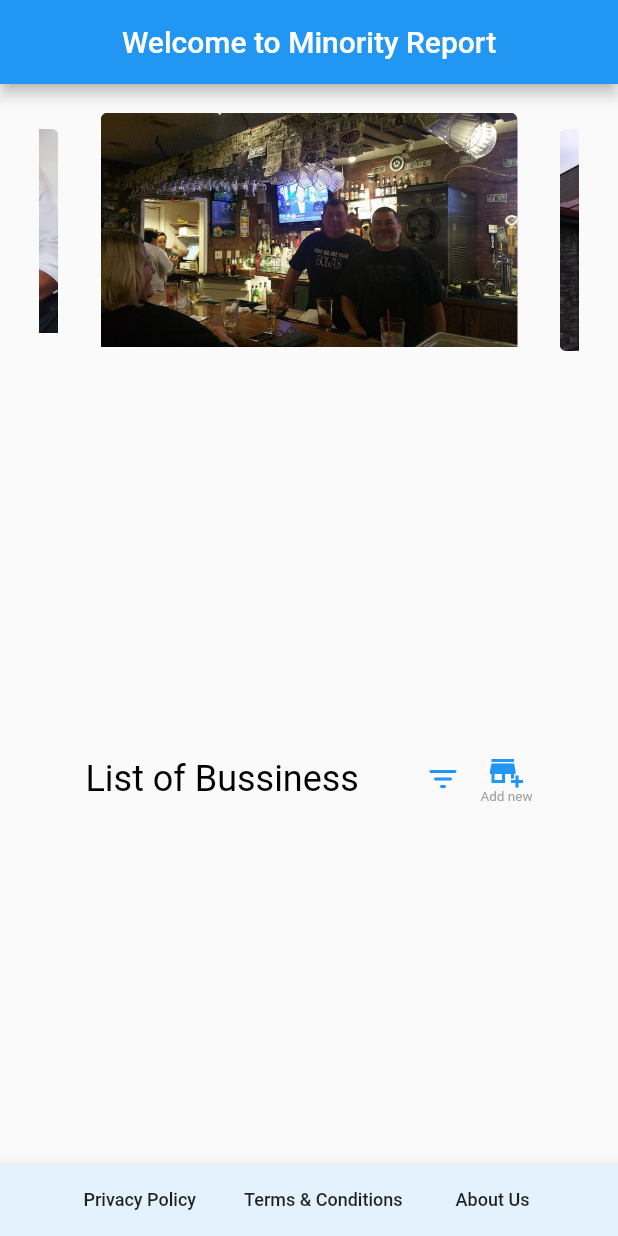
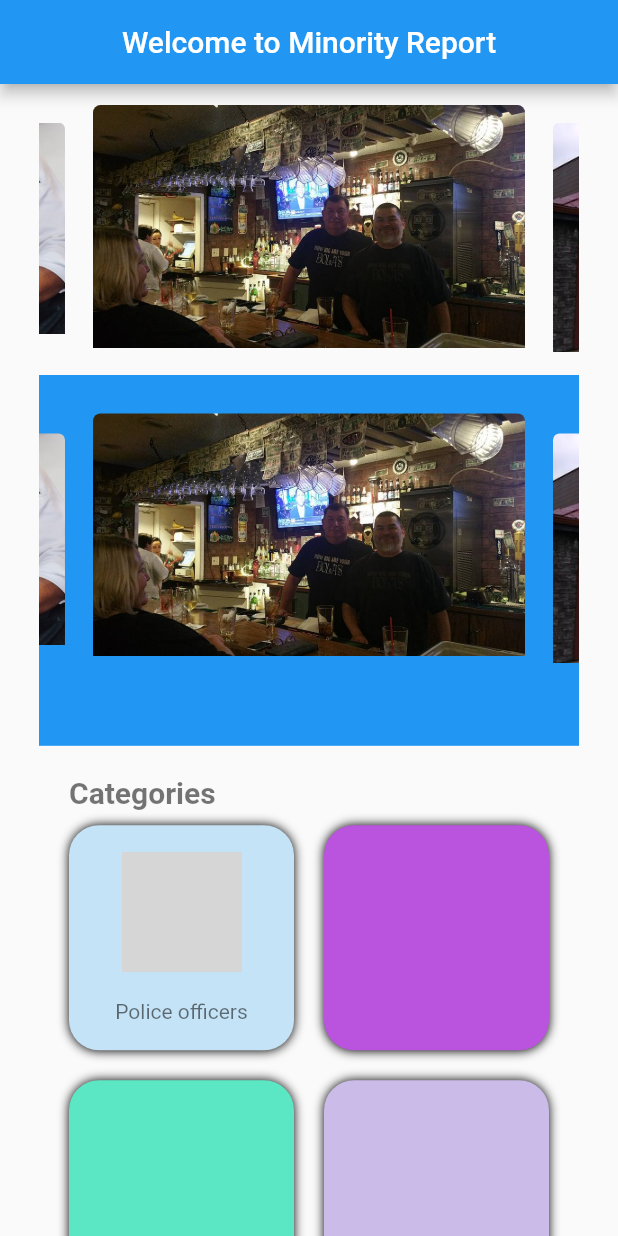
Before and after one commit to hiahmad30/SrsMinorityReportApp, a Flutter app: the screen it shows after launch, on a phone screen of 412 x 824 dp. Run offline on Flutter 3.47's test engine with Material 2 defaults, Android fonts, the phone set to English and light mode, and no system bars; drawn by our look-alikes of carousel_slider; our stand-ins replace cloud_firestore, file_picker, firebase_auth, firebase_core, firebase_storage, flutter_rating_bar and 4 more; accounts and stored records are empty; Roboto replaces fonts that are missing (Aclonica, Amiko, Ubuntu); grey boxes are pictures that could not be loaded.

Commit message:
after conflict

```diff
--- a/lib/Pages/First_Page.dart
+++ b/lib/Pages/First_Page.dart
@@ -1,7 +1,5 @@
-import 'package:cloud_firestore/cloud_firestore.dart';
 import 'package:flutter/material.dart';
 import 'package:carousel_slider/carousel_slider.dart';
-import 'package:flutter_rating_bar/flutter_rating_bar.dart';
 import 'package:google_fonts/google_fonts.dart';
 import 'package:minorityreport/Utils/Consts.dart';
 import 'DetailPage.dart';
@@ -25,12 +23,15 @@ class _FirstPageState extends State<FirstPage> {
   final List<Widget> imageSliders = imgList
       .map((item) => Container(
             child: Container(
-              margin: EdgeInsets.all(5),
+              margin: EdgeInsets.all(0),
               child: ClipRRect(
                   borderRadius: BorderRadius.all(Radius.circular(5.0)),
                   child: Stack(
                     children: <Widget>[
-                      Image.asset(item, fit: BoxFit.cover, width: 1000.0),
+                      Image.asset(
+                        item,
+                        fit: BoxFit.cover,
+                      ), // width: 1000.0),
                       Positioned(
                         bottom: 0.0,
                         left: 0.0,
@@ -76,13 +77,6 @@ class _FirstPageState extends State<FirstPage> {
           actions: [
             Padding(
               padding: const EdgeInsets.all(8.0),
-            // child: InkWell(
-            //     onTap: () {
-            //       if (u_id != null) Navigator.pushNamed(context, '/AddList');
-            //       //  else
-            //       //    Alert(context: context, title: "Login First");
-            //     },
-            //     child: Icon(Icons.add_comment)),
             )
           ],
           backgroundColor: MyColors.PrimaryColor,
@@ -104,224 +98,231 @@ class _FirstPageState extends State<FirstPage> {
                     mainAxisSize: MainAxisSize.max,
                     mainAxisAlignment: MainAxisAlignment.spaceEvenly,
                     children: [
+                      Container(
+                          padding: EdgeInsets.only(top: 10),
+                          height: MediaQuery.of(context).size.height * 0.3,
+                          color: MyColors.PrimaryColor,
+                          child: CarouselSlider(
+                            options: CarouselOptions(
+                              autoPlay: true,
+                              aspectRatio: 2,
+                              enlargeCenterPage: true,
+                              enlargeStrategy: CenterPageEnlargeStrategy.scale,
+                            ),
+                            items: imageSliders,
+                          )),
+
+                      SingleChildScrollView(
+                        child: Column(
+                          children: [
                             SizedBox(
-                  height: 10,
+                              height: 20,
                             ),
                             Row(
-                  mainAxisAlignment: MainAxisAlignment.spaceEvenly,
                               children: [
-                    Container(
-                        child: Text(
-                      "List of Bussiness",
-                      style:
-                          GoogleFonts.ubuntu(fontSize: 24, color: Colors.black),
-                    )),
-                    Row(
-                      children: [
-                        Container(
-                          width: 50,
-                          child: InkWell(
-                            hoverColor: MyColors.PrimaryColor,
-                            onTap: () async {
-                              await showMyDialog(
-                                  context, "Alert", "Filter is comming soon");
-                            },
-                            child: Icon(
-                              Icons.filter_list_rounded,
-                              color: MyColors.PrimaryColor,
-                              semanticLabel: "Filter List",
-                            ),
-                          ),
-                        ),
-                        InkWell(
-                            onTap: () async {
-                              if (u_id == "" || u_id == null) {
-                                await showMyDialog(
-                                    context, "Alert", "Please Login First");
-                                Navigator.pushReplacement(
-                                    context,
-                                    MaterialPageRoute(
-                                        builder: (context) => LoginPage()));
-                              } else {
-                                Navigator.pushNamed(context, '/AddList');
-                              }
-                            },
-                            child: Column(
-                              children: [
-                                Icon(
-                                  Icons.add_business,
-                                  color: MyColors.PrimaryColor,
+                                SizedBox(
+                                  width: 20,
                                 ),
                                 Text(
-                                  "Add new",
-                                  style: TextStyle(
-                                      color: Colors.grey, fontSize: 9),
-                                ),
-                              ],
-                            )),
-                      ],
+                                  "Categories",
+                                  style: GoogleFonts.ubuntu(
+                                      fontSize: 20,
+                                      fontWeight: FontWeight.bold),
                                 )
                               ],
                             ),
-                SizedBox(
-                  height: 10,
-                ),
-                SingleChildScrollView(
-                    child: Column(
-                  children: [
-                    Row(
-                      mainAxisAlignment: MainAxisAlignment.spaceEvenly,
+                            Padding(
+                              padding: const EdgeInsets.only(top: 10.0),
+                              child: Row(
+                                mainAxisAlignment:
+                                    MainAxisAlignment.spaceEvenly,
                                 children: [
                                   Container(
-                          height: 40,
-                          color: Color(0xff59d4e8),
+                                    child: Column(
+                                      mainAxisAlignment:
+                                          MainAxisAlignment.spaceEvenly,
+                                      children: [
+                                        Image.asset(
+                                          'lib/assets/police.png',
+                                          width: 80,
                                         ),
+                                        Text(
+                                          'Police officers',
+                                          style: GoogleFonts.amiko(),
+                                        )
                                       ],
                                     ),
-                  ],
-                )),
+                                    height: 150,
+                                    width: 150,
+                                    decoration: BoxDecoration(
+                                      borderRadius: BorderRadius.circular(20),
+                                      color: Color(
+                                        0xffc5e3f6,
+                                      ),
+                                      boxShadow: [
+                                        BoxShadow(
+                                            color: Colors.black,
+
+                                            // spreadRadius: 1,
+
+                                            blurRadius: 5),
                                       ],
                                     ),
                                   ),
+                                  Container(
+                                    height: 150,
+                                    width: 150,
+                                    decoration: BoxDecoration(
+                                      borderRadius: BorderRadius.circular(20),
+                                      color: Color(0xffba53de),
+                                      boxShadow: [
+                                        BoxShadow(
+                                            color: Colors.black,
+
+                                            // spreadRadius: 1,
+
+                                            blurRadius: 5),
+                                      ],
                                     ),
-      ),
-      bottomNavigationBar: MyButtons.footer(context),
-    );
-  }
-
-  Widget _CardList(BuildContext context, DocumentSnapshot document) {
-    var a = document.get("photoUrl");
-    bool avail;
-    if (a != null) {
-      avail = true;
-    } else {
-      avail = false;
-    }
-
-    return Container(
-      margin: EdgeInsets.all(8),
-      //height: MediaQuery.of(context).size.height * 0.1,
-      decoration: new BoxDecoration(
-        borderRadius: BorderRadius.circular(20),
-
-        //  color: const Color(0xff7c94b6),
-        image: new DecorationImage(
-          fit: BoxFit.cover,
-          colorFilter: new ColorFilter.mode(
-              Colors.black.withOpacity(0.6), BlendMode.darken),
-          image:
-              new NetworkImage(avail ? document.get("photoUrl") : testImageUrl),
-        ),
-      ),
-      child: Column(
-        mainAxisAlignment: MainAxisAlignment.end,
-        children: [
-          ListTile(
-            //  focusColor: Colors.black,
-            // leading: Icon(Icons.arrow_drop_down_circle),
-            onTap: () => Navigator.push(
-                context,
-                MaterialPageRoute(
-                    builder: (context) =>
-                        DetailPage(documentSnapshot: document))),
-            title: Column(
-              // mainAxisAlignment: MainAxisAlignment.start,
-              crossAxisAlignment: CrossAxisAlignment.start,
-              children: [
-                Text(
-                  document.get("BussinessName").toString(),
-                  style: TextStyle(
-                    color: Colors.white,
-                    fontSize: 20,
-                  ),
-                ),
-                SizedBox(
-                  height: 10,
                                   )
                                 ],
                               ),
-            subtitle: Column(
+                            ),
+                            Padding(
+                              padding: const EdgeInsets.only(top: 20.0),
+                              child: Row(
+                                mainAxisAlignment:
+                                    MainAxisAlignment.spaceEvenly,
                                 children: [
-                Row(
-                  crossAxisAlignment: CrossAxisAlignment.start,
+                                  Container(
+                                    decoration: BoxDecoration(
+                                      borderRadius: BorderRadius.circular(20),
+                                      color: Color(
+                                        0xff5be7c4,
+                                      ),
+                                      boxShadow: [
+                                        BoxShadow(
+                                            color: Colors.black,
+
+                                            // spreadRadius: 1,
+
+                                            blurRadius: 5),
+                                      ],
+                                    ),
+                                    height: 150,
+                                    width: 150,
+                                  ),
+                                  Container(
+                                    height: 150,
+                                    width: 150,
+                                    decoration: BoxDecoration(
+                                      borderRadius: BorderRadius.circular(20),
+                                      color: Color(0xffcabbe9),
+                                      boxShadow: [
+                                        BoxShadow(
+                                            color: Colors.black,
+
+                                            // spreadRadius: 1,
+
+                                            blurRadius: 5),
+                                      ],
+                                    ),
+                                  )
+                                ],
+                              ),
+                            ),
+                            Padding(
+                              padding: const EdgeInsets.only(top: 20.0),
+                              child: Row(
+                                mainAxisAlignment:
+                                    MainAxisAlignment.spaceEvenly,
                                 children: [
-                    Icon(
-                      Icons.home,
-                      color: MyColors.listp1Font,
+                                  Container(
+                                    decoration: BoxDecoration(
+                                      borderRadius: BorderRadius.circular(20),
+                                      color: Color(0xff30e3ca),
+                                      boxShadow: [
+                                        BoxShadow(
+                                            color: Colors.black,
+
+                                            // spreadRadius: 1,
+
+                                            blurRadius: 5),
+                                      ],
                                     ),
-                    SizedBox(
-                      width: 5,
+                                    height: 150,
+                                    width: 150,
                                   ),
-                    Flexible(
-                      child: Text(
-                        "Line 1:" + document.get("Address").toString(),
-                        style: TextStyle(
-                          color: MyColors.listp1Font,
-                          fontSize: 16,
+                                  Container(
+                                    decoration: BoxDecoration(
+                                      borderRadius: BorderRadius.circular(20),
+                                      color: Color(0xfff8d0b0),
+                                      boxShadow: [
+                                        BoxShadow(
+                                            color: Colors.black,
+
+                                            // spreadRadius: 1,
+
+                                            blurRadius: 5),
+                                      ],
                                     ),
+                                    height: 150,
+                                    width: 150,
+                                  )
+                                ],
                               ),
                             ),
                           ],
                         ),
-                Row(
-                  children: [
-                    Icon(
-                      Icons.phone,
-                      color: MyColors.listp1Font,
                       ),
-                    SizedBox(
-                      width: 5,
-                    ),
-                    Text(
-                      document.get("Contact"),
-                      style: TextStyle(color: MyColors.listp1Font),
-                    )
-                  ],
-                )
+
+                      // SizedBox(
+
+                      //   height: MediaQuery.of(context).size.height * 0.1,
+
+                      // ),
+
+                      // MyButtons.myButton("Search Form", context, RatingList()),
+
+                      // SizedBox(
+
+                      //   height: MediaQuery.of(context).size.height * 0.01,
+
+                      // ),
+
+                      // MyButtons.myButton("Register", context, SignupPage()),
+
+                      // SizedBox(
+
+                      //   height: MediaQuery.of(context).size.height * 0.01,
+
+                      // ),
+
+                      // MyButtons.myButton("Login", context, LoginPage()),
+
+                      // SizedBox(
+
+                      //   height: MediaQuery.of(context).size.height * 0.01,
+
+                      // ),
+
+                      // MyButtons.myButton("Anonymous", context, LoginPage()),
+
+                      // SizedBox(
+
+                      //   height: MediaQuery.of(context).size.height * 0.01,
+
+                      // ),
+
+                      //   SizedBox(
+
+                      //     height: MediaQuery.of(context).size.height * 0.01,
+
+                      //   ),
+
+                      //  // MyButtons.myButton("Imei", context, ImeiPage()),
                     ],
                   ),
-          ),
-
-          ButtonBar(
-            alignment: MainAxisAlignment.start,
-            children: [
-              SizedBox(
-                width: 5,
-              ),
-              RatingBarIndicator(
-                  rating: double.parse((document.get("rating").toString())),
-                  itemBuilder: (context, index) => Icon(
-                        Icons.star,
-                        color: Colors.amber,
-                      ),
-                  itemCount: 5,
-                  itemSize: 14.0,
-                  unratedColor: Colors.white10.withAlpha(50),
-                  direction: Axis.horizontal //: Axis.horizontal,
-                  ),
-              SizedBox(
-                width: MediaQuery.of(context).size.width * 0.01,
-              ),
-              // RaisedButton(
-              //   textColor: MyColors.PrimaryColor,
-              //   onPressed: () {
-              //     // Perform some action
-              //   },
-              //   child: const Text('Edit'),
-              // ),
-              // RaisedButton(
-              //   textColor: MyColors.PrimaryColor,
-              //   onPressed: () {
-              //     // Perform some action
-              //   },
-              //   child: const Text('Rate Business'),
-              // ),
-            ],
-          ),
-          //  Image.asset('assets/card-sample-image.jpg'),
-          //Image.asset('assets/card-sample-image-2.jpg'),
-        ],
-      ),
-    );
+                ))));
   }
 }
```
Also changed, not shown: pubspec.lock (added). Lines whose indentation alone changed are shown as unchanged.
